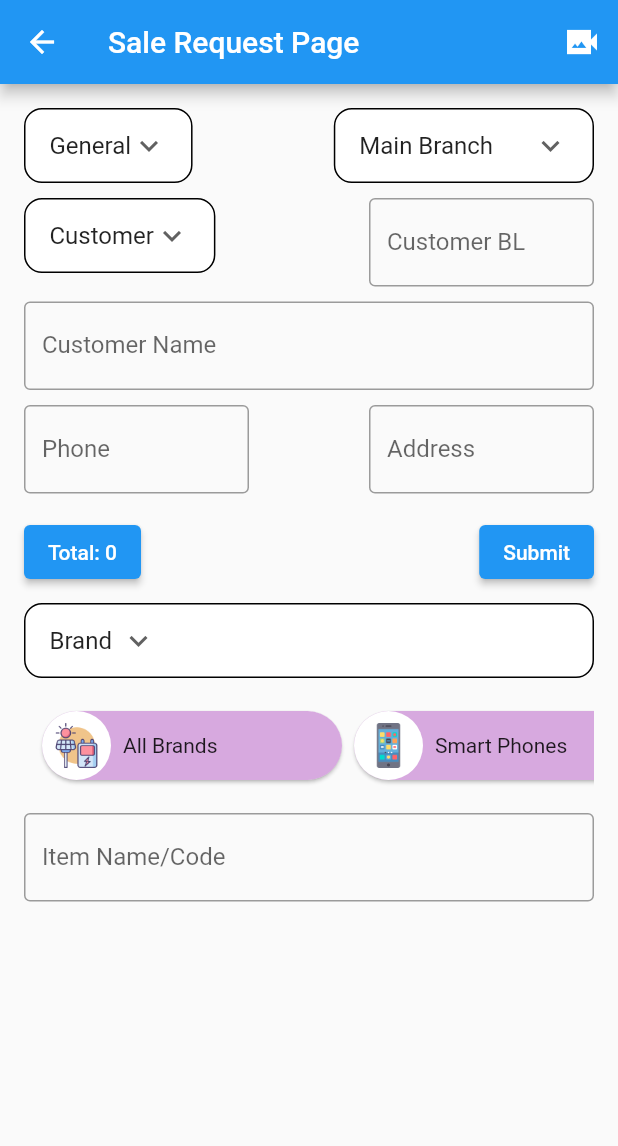
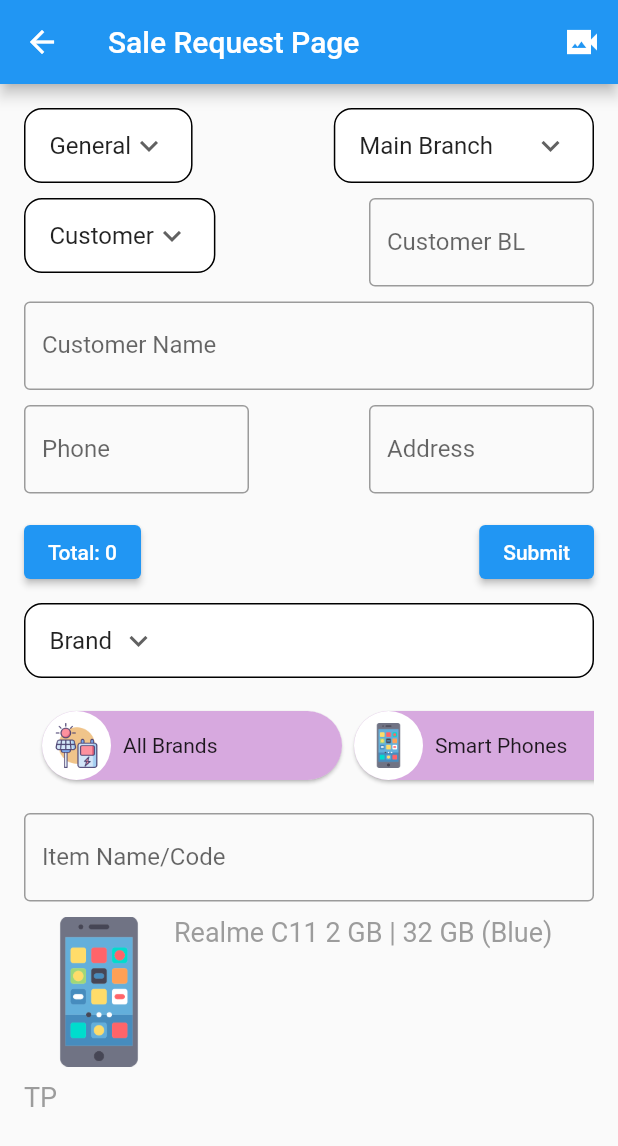
Before and after one commit to atik-sabuj/client_app, a Flutter app: the SaleRequestPage screen opened directly, on a phone screen of 412 x 824 dp. Shown: the top 1146 px of the screen. Run offline on Flutter 3.47's test engine with Material 2 defaults, Android fonts, the phone set to English and light mode, and no system bars.

Commit message:
Updates all Pages #3

```diff
--- a/lib/pages/sale_req_page.dart
+++ b/lib/pages/sale_req_page.dart
@@ -321,6 +321,37 @@ class _SaleRequestPageState extends State<SaleRequestPage> {
                   ),
                 ],
               ),
+
+              const SizedBox(
+                height: 10,
+              ),
+              Row(
+                mainAxisAlignment: MainAxisAlignment.start,
+                crossAxisAlignment: CrossAxisAlignment.start,
+                children: [
+                  Image.asset("images/phone.png",height: 100,width: 100,),
+                  const Text("Realme C11 2 GB | 32 GB (Blue) ", style: TextStyle(color: Color(
+                      0xAD707070),fontSize: 18),),
+                ],
+              ),
+
+              const SizedBox(
+                height: 10,
+              ),
+              Row(
+                mainAxisAlignment: MainAxisAlignment.start,
+                crossAxisAlignment: CrossAxisAlignment.start,
+                children: [
+                  Row(
+                    children: [
+                        const Text("TP", style: TextStyle(color: Color(
+                            0xAD707070),fontSize: 18),),
+                      SizedBox(width: 10,),
+
+                    ],
+                  ),
+                ],
+              ),
             ],
           ),
         ),
```
